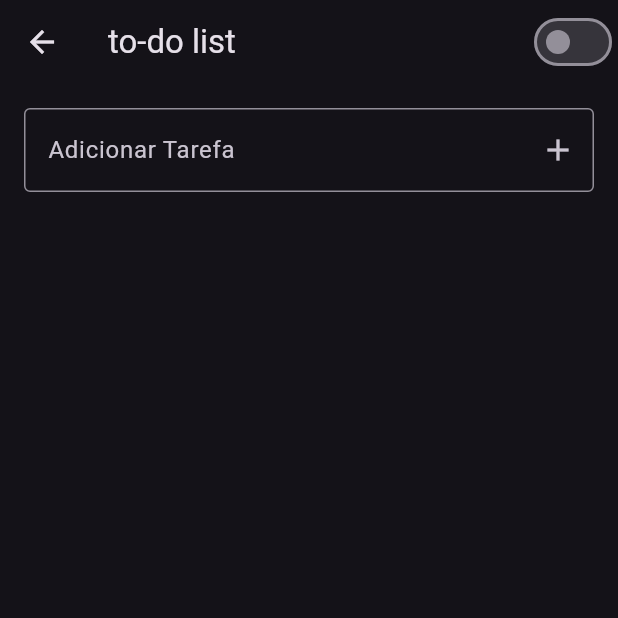
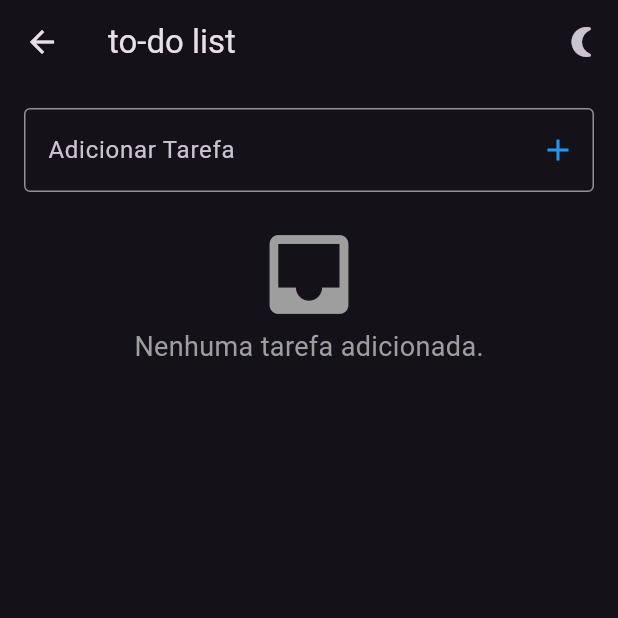
Before and after one commit to Kevinxzzz/projeto-flutter, a Flutter app: the HomePage screen opened directly, on a phone screen of 412 x 824 dp, the top half of it. Run offline on Flutter 3.47's test engine with Material 3 defaults, Android fonts, the phone set to English and light mode, and no system bars.

Commit message:
feat: to-do list

```diff
--- a/lib/home_page.dart
+++ b/lib/home_page.dart
@@ -24,11 +24,13 @@ class HomePageState extends State<HomePage> {
 class CustomSwitch extends StatelessWidget {
   @override
   Widget build(BuildContext context) {
-    return Switch(
-      value: AppController.instance.isDarkTheme,
-      onChanged: (value) {
-        AppController.instance.changeTheme();
-      },
+    return IconButton(
+      icon: Icon(
+        AppController.instance.isDarkTheme
+            ? Icons.wb_sunny
+            : Icons.nightlight_round,
+      ),
+      onPressed: () => {AppController.instance.changeTheme()},
     );
   }
 }
@@ -53,7 +55,7 @@ class _TodoListState extends State<ToDoList> {
               labelText: "Adicionar Tarefa",
               border: OutlineInputBorder(),
               suffixIcon: IconButton(
-                icon: Icon(Icons.add),
+                icon: Icon(Icons.add, color: Colors.blue),
                 onPressed: () {
                   if (_controller.text.trim().isEmpty) return;
 
@@ -67,20 +69,47 @@ class _TodoListState extends State<ToDoList> {
           ),
           SizedBox(height: 20),
 
+          if (tasks.isEmpty)
+            Column(
+              children: [
+                Icon(Icons.inbox, size: 70, color: Colors.grey),
+                Text(
+                  "Nenhuma tarefa adicionada.",
+                  style: TextStyle(fontSize: 18, color: Colors.grey),
+                ),
+              ],
+            ),
           Expanded(
             child: ListView.builder(
               itemCount: tasks.length,
               itemBuilder: (context, index) {
                 return Card(
                   child: ListTile(
-                    title: Text(tasks[index]),
-                    trailing: IconButton(
+                    title: Text(tasks[index],
+                    style: TextStyle(fontSize: 18)
+                    ),
+
+                    trailing: Row(
+                      mainAxisSize: MainAxisSize.min,
+                      children: [
+                        IconButton(
+                          icon: Icon(Icons.edit, color: Colors.blue),
+                          onPressed: () {
+                            setState(() {
+                              _controller.text = tasks[index];
+                              tasks.removeAt(index);
+                            });
+                          },
+                        ),
+                        IconButton(
                           icon: Icon(Icons.delete, color: Colors.red),
                           onPressed: () {
                             setState(() {
                               tasks.removeAt(index);
                             });
                           },
+                        ),
+                      ],
                     ),
                   ),
                 );
```
Lines whose indentation alone changed are shown as unchanged.
